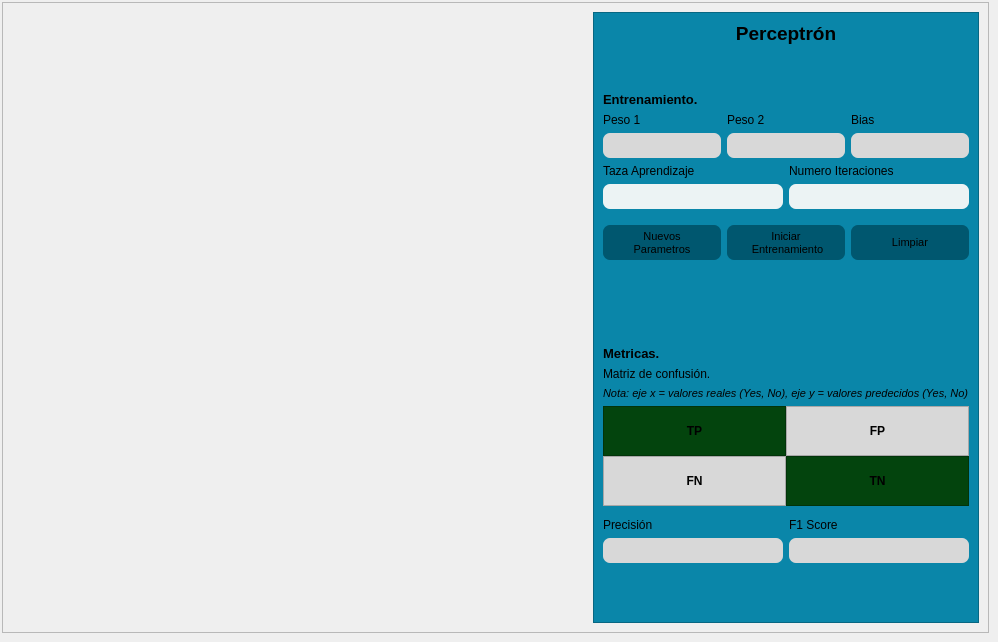
This is module/main.ui in Ship-Codex-U/IA2-P03 as Qt 5 draws it before an edit. The edited form follows.
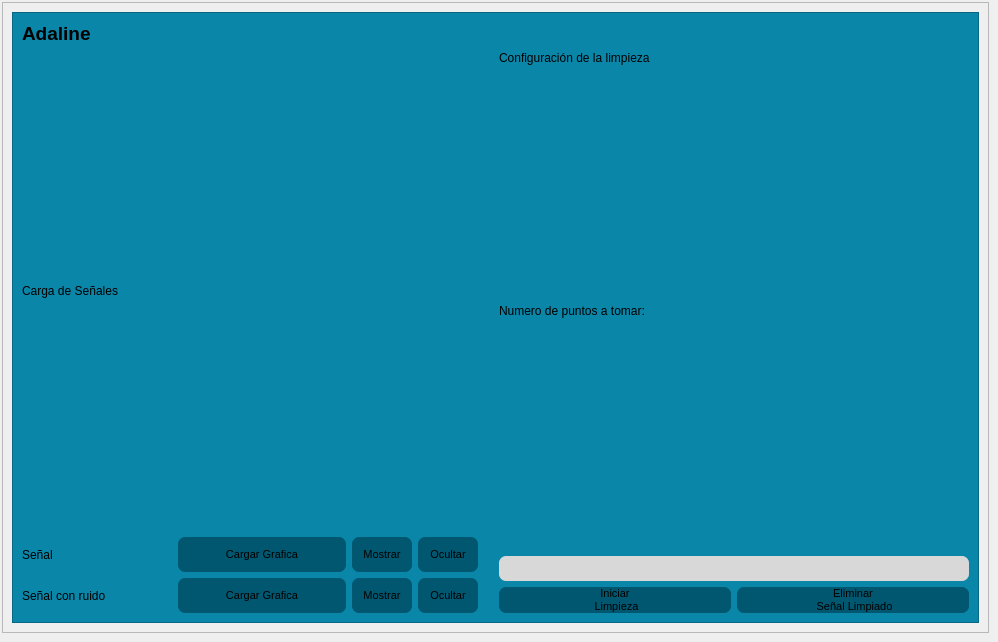
This is the edited form.

Commit message: Interfaz grafica terminada

```diff
--- a/module/main.ui
+++ b/module/main.ui
@@ -51,10 +51,7 @@
       <property name="frameShadow">
        <enum>QFrame::Shadow::Raised</enum>
       </property>
-      <layout class="QHBoxLayout" name="horizontalLayout_5" stretch="4,2">
-       <item>
-        <layout class="QVBoxLayout" name="layout_graphic"/>
-       </item>
+      <layout class="QVBoxLayout" name="verticalLayout_5" stretch="1,3">
        <item>
         <widget class="QFrame" name="frame_2">
          <property name="styleSheet">
@@ -66,7 +63,7 @@
          <property name="frameShadow">
           <enum>QFrame::Shadow::Raised</enum>
          </property>
-         <layout class="QVBoxLayout" name="verticalLayout_6">
+         <layout class="QVBoxLayout" name="verticalLayout_4">
           <item>
            <widget class="QLabel" name="label">
             <property name="font">
@@ -76,137 +73,205 @@
              </font>
             </property>
             <property name="text">
-             <string>Perceptrón</string>
+             <string>Adaline</string>
             </property>
             <property name="alignment">
-             <set>Qt::AlignmentFlag::AlignCenter</set>
+             <set>Qt::AlignmentFlag::AlignLeading|Qt::AlignmentFlag::AlignLeft|Qt::AlignmentFlag::AlignVCenter</set>
             </property>
-           </widget>
-          </item>
-          <item>
-           <spacer name="verticalSpacer">
-            <property name="orientation">
-             <enum>Qt::Orientation::Vertical</enum>
+            <property name="margin">
+             <number>5</number>
             </property>
-            <property name="sizeHint" stdset="0">
-             <size>
-              <width>20</width>
-              <height>40</height>
-             </size>
-            </property>
-           </spacer>
-          </item>
-          <item>
-           <widget class="QLabel" name="label_10">
-            <property name="font">
-             <font>
-              <pointsize>10</pointsize>
-              <bold>true</bold>
-             </font>
-            </property>
-            <property name="text">
-             <string>Entrenamiento.</string>
-            </property>
            </widget>
           </item>
           <item>
-           <layout class="QVBoxLayout" name="verticalLayout_2">
+           <layout class="QHBoxLayout" name="horizontalLayout" stretch="0,0">
             <item>
-             <layout class="QHBoxLayout" name="horizontalLayout_4" stretch="1,1,1">
+             <layout class="QVBoxLayout" name="verticalLayout_2">
+              <property name="rightMargin">
+               <number>15</number>
+              </property>
               <item>
-               <layout class="QVBoxLayout" name="verticalLayout_7">
-                <item>
-                 <widget class="QLabel" name="label_11">
-                  <property name="text">
-                   <string>Peso 1</string>
-                  </property>
-                 </widget>
-                </item>
-                <item>
-                 <widget class="QTextEdit" name="output_weight_01">
-                  <property name="maximumSize">
-                   <size>
-                    <width>16777215</width>
-                    <height>25</height>
-                   </size>
-                  </property>
-                  <property name="styleSheet">
-                   <string notr="true">background-color: rgb(216, 216, 216);</string>
-                  </property>
-                  <property name="tabChangesFocus">
-                   <bool>true</bool>
-                  </property>
-                  <property name="readOnly">
-                   <bool>true</bool>
-                  </property>
-                  <property name="cursorWidth">
-                   <number>0</number>
-                  </property>
-                 </widget>
-                </item>
-               </layout>
+               <widget class="QLabel" name="label_14">
+                <property name="text">
+                 <string>Carga de Señales</string>
+                </property>
+               </widget>
               </item>
               <item>
-               <layout class="QVBoxLayout" name="verticalLayout_8">
-                <item>
+               <layout class="QGridLayout" name="gridLayout">
+                <item row="0" column="0">
                  <widget class="QLabel" name="label_12">
+                  <property name="maximumSize">
+                   <size>
+                    <width>150</width>
+                    <height>16777215</height>
+                   </size>
+                  </property>
                   <property name="text">
-                   <string>Peso 2</string>
+                   <string>Señal</string>
                   </property>
                  </widget>
                 </item>
-                <item>
-                 <widget class="QTextEdit" name="output_weight_02">
+                <item row="0" column="1">
+                 <widget class="QPushButton" name="button_open_signal">
+                  <property name="minimumSize">
+                   <size>
+                    <width>0</width>
+                    <height>35</height>
+                   </size>
+                  </property>
+                  <property name="font">
+                   <font>
+                    <pointsize>8</pointsize>
+                   </font>
+                  </property>
+                  <property name="styleSheet">
+                   <string notr="true">background-color: rgb(0, 87, 111);</string>
+                  </property>
+                  <property name="text">
+                   <string>Cargar Grafica</string>
+                  </property>
+                 </widget>
+                </item>
+                <item row="0" column="2">
+                 <widget class="QPushButton" name="button_show_signal">
+                  <property name="minimumSize">
+                   <size>
+                    <width>0</width>
+                    <height>35</height>
+                   </size>
+                  </property>
                   <property name="maximumSize">
                    <size>
-                    <width>16777215</width>
-                    <height>25</height>
+                    <width>60</width>
+                    <height>16777215</height>
                    </size>
                   </property>
+                  <property name="font">
+                   <font>
+                    <pointsize>8</pointsize>
+                   </font>
+                  </property>
                   <property name="styleSheet">
-                   <string notr="true">background-color: rgb(216, 216, 216);</string>
+                   <string notr="true">background-color: rgb(0, 87, 111);</string>
                   </property>
-                  <property name="tabChangesFocus">
-                   <bool>true</bool>
+                  <property name="text">
+                   <string>Mostrar</string>
                   </property>
-                  <property name="readOnly">
-                   <bool>true</bool>
+                 </widget>
+                </item>
+                <item row="0" column="3">
+                 <widget class="QPushButton" name="button_hide_signal">
+                  <property name="minimumSize">
+                   <size>
+                    <width>0</width>
+                    <height>35</height>
+                   </size>
                   </property>
-                  <property name="cursorWidth">
-                   <number>0</number>
+                  <property name="maximumSize">
+                   <size>
+                    <width>60</width>
+                    <height>16777215</height>
+                   </size>
                   </property>
+                  <property name="font">
+                   <font>
+                    <pointsize>8</pointsize>
+                   </font>
+                  </property>
+                  <property name="styleSheet">
+                   <string notr="true">background-color: rgb(0, 87, 111);</string>
+                  </property>
+                  <property name="text">
+                   <string>Ocultar</string>
+                  </property>
                  </widget>
                 </item>
-               </layout>
-              </item>
-              <item>
-               <layout class="QVBoxLayout" name="verticalLayout_9">
-                <item>
+                <item row="1" column="0">
                  <widget class="QLabel" name="label_13">
+                  <property name="maximumSize">
+                   <size>
+                    <width>150</width>
+                    <height>16777215</height>
+                   </size>
+                  </property>
                   <property name="text">
-                   <string>Bias</string>
+                   <string>Señal con ruido</string>
                   </property>
                  </widget>
                 </item>
-                <item>
-                 <widget class="QTextEdit" name="output_bias">
+                <item row="1" column="1">
+                 <widget class="QPushButton" name="button_open_signal_noisy">
+                  <property name="minimumSize">
+                   <size>
+                    <width>0</width>
+                    <height>35</height>
+                   </size>
+                  </property>
+                  <property name="font">
+                   <font>
+                    <pointsize>8</pointsize>
+                   </font>
+                  </property>
+                  <property name="styleSheet">
+                   <string notr="true">background-color: rgb(0, 87, 111);</string>
+                  </property>
+                  <property name="text">
+                   <string>Cargar Grafica</string>
+                  </property>
+                 </widget>
+                </item>
+                <item row="1" column="2">
+                 <widget class="QPushButton" name="button_show_signa_noisy">
+                  <property name="minimumSize">
+                   <size>
+                    <width>0</width>
+                    <height>35</height>
+                   </size>
+                  </property>
                   <property name="maximumSize">
                    <size>
-                    <width>16777215</width>
-                    <height>25</height>
+                    <width>60</width>
+                    <height>16777215</height>
                    </size>
                   </property>
+                  <property name="font">
+                   <font>
+                    <pointsize>8</pointsize>
+                   </font>
+                  </property>
                   <property name="styleSheet">
-                   <string notr="true">background-color: rgb(216, 216, 216);</string>
+                   <string notr="true">background-color: rgb(0, 87, 111);</string>
                   </property>
-                  <property name="tabChangesFocus">
-                   <bool>true</bool>
+                  <property name="text">
+                   <string>Mostrar</string>
                   </property>
-                  <property name="readOnly">
-                   <bool>true</bool>
+                 </widget>
+                </item>
+                <item row="1" column="3">
+                 <widget class="QPushButton" name="button_hide_signal_noisy">
+                  <property name="minimumSize">
+                   <size>
+                    <width>0</width>
+                    <height>35</height>
+                   </size>
                   </property>
-                  <property name="cursorWidth">
-                   <number>0</number>
+                  <property name="maximumSize">
+                   <size>
+                    <width>60</width>
+                    <height>16777215</height>
+                   </size>
+                  </property>
+                  <property name="font">
+                   <font>
+                    <pointsize>8</pointsize>
+                   </font>
+                  </property>
+                  <property name="styleSheet">
+                   <string notr="true">background-color: rgb(0, 87, 111);</string>
+                  </property>
+                  <property name="text">
+                   <string>Ocultar</string>
                   </property>
                  </widget>
                 </item>
@@ -215,102 +280,61 @@
              </layout>
             </item>
             <item>
-             <layout class="QHBoxLayout" name="horizontalLayout_3" stretch="0,0">
-              <property name="bottomMargin">
-               <number>10</number>
+             <layout class="QVBoxLayout" name="verticalLayout_3">
+              <property name="leftMargin">
+               <number>0</number>
               </property>
               <item>
-               <layout class="QVBoxLayout" name="verticalLayout_12">
-                <item>
-                 <widget class="QLabel" name="label_14">
-                  <property name="text">
-                   <string>Taza Aprendizaje</string>
-                  </property>
-                 </widget>
-                </item>
-                <item>
-                 <widget class="QTextEdit" name="input_alpha">
-                  <property name="maximumSize">
-                   <size>
-                    <width>16777215</width>
-                    <height>25</height>
-                   </size>
-                  </property>
-                  <property name="styleSheet">
-                   <string notr="true">				background-color: rgb(236, 243, 244);</string>
-                  </property>
-                  <property name="tabChangesFocus">
-                   <bool>true</bool>
-                  </property>
-                 </widget>
-                </item>
-               </layout>
+               <widget class="QLabel" name="label_15">
+                <property name="text">
+                 <string>Configuración de la limpieza</string>
+                </property>
+               </widget>
               </item>
               <item>
-               <layout class="QVBoxLayout" name="verticalLayout_14">
-                <item>
-                 <widget class="QLabel" name="label_15">
-                  <property name="text">
-                   <string>Numero Iteraciones</string>
-                  </property>
-                 </widget>
+               <layout class="QGridLayout" name="gridLayout_2">
+                <item row="0" column="0" colspan="2">
+                 <layout class="QVBoxLayout" name="verticalLayout_7">
+                  <item>
+                   <widget class="QLabel" name="label_11">
+                    <property name="text">
+                     <string>Numero de puntos a tomar:</string>
+                    </property>
+                   </widget>
+                  </item>
+                  <item>
+                   <widget class="QTextEdit" name="input_number_points">
+                    <property name="enabled">
+                     <bool>true</bool>
+                    </property>
+                    <property name="maximumSize">
+                     <size>
+                      <width>16777215</width>
+                      <height>25</height>
+                     </size>
+                    </property>
+                    <property name="styleSheet">
+                     <string notr="true">background-color: rgb(216, 216, 216);</string>
+                    </property>
+                    <property name="tabChangesFocus">
+                     <bool>true</bool>
+                    </property>
+                    <property name="readOnly">
+                     <bool>false</bool>
+                    </property>
+                    <property name="cursorWidth">
+                     <number>1</number>
+                    </property>
+                   </widget>
+                  </item>
+                 </layout>
                 </item>
-                <item>
-                 <widget class="QTextEdit" name="input_iterations">
-                  <property name="maximumSize">
-                   <size>
-                    <width>16777215</width>
-                    <height>25</height>
-                   </size>
-                  </property>
-                  <property name="styleSheet">
-                   <string notr="true">				background-color: rgb(236, 243, 244);</string>
-                  </property>
-                  <property name="tabChangesFocus">
-                   <bool>true</bool>
-                  </property>
-                 </widget>
-                </item>
-               </layout>
-              </item>
-             </layout>
-            </item>
-            <item>
-             <layout class="QHBoxLayout" name="horizontalLayout">
-              <item>
-               <layout class="QVBoxLayout" name="verticalLayout_13">
-                <item>
-                 <widget class="QPushButton" name="button_generate_data_new">
+                <item row="1" column="0">
+                 <widget class="QPushButton" name="button_start_clean">
                   <property name="minimumSize">
                    <size>
                     <width>0</width>
-                    <height>35</height>
-                   </size>
-                  </property>
-                  <property name="font">
-                   <font>
-                    <pointsize>8</pointsize>
-                   </font>
-                  </property>
-                  <property name="styleSheet">
-                   <string notr="true">background-color: rgb(0, 87, 111);</string>
-                  </property>
-                  <property name="text">
-                   <string>Nuevos
-Parametros</string>
-                  </property>
-                 </widget>
-                </item>
-               </layout>
-              </item>
-              <item>
-               <layout class="QVBoxLayout" name="verticalLayout_5">
-                <item>
-                 <widget class="QPushButton" name="button_start">
-                  <property name="minimumSize">
-                   <size>
-                    <width>0</width>
-                    <height>35</height>
+                    <height>0</height>
                    </size>
                   </property>
                   <property name="font">
@@ -323,20 +347,16 @@
                   </property>
                   <property name="text">
                    <string>Iniciar 
- Entrenamiento</string>
+ Limpieza</string>
                   </property>
                  </widget>
                 </item>
-               </layout>
-              </item>
-              <item>
-               <layout class="QVBoxLayout" name="verticalLayout_15">
-                <item>
-                 <widget class="QPushButton" name="button_clean">
+                <item row="1" column="1">
+                 <widget class="QPushButton" name="button_erase_signal_clean">
                   <property name="minimumSize">
                    <size>
                     <width>0</width>
-                    <height>35</height>
+                    <height>0</height>
                    </size>
                   </property>
                   <property name="font">
@@ -348,7 +368,8 @@
                    <string notr="true">background-color: rgb(0, 87, 111);</string>
                   </property>
                   <property name="text">
-                   <string>Limpiar</string>
+                   <string>Eliminar 
+ Señal Limpiado</string>
                   </property>
                  </widget>
                 </item>
@@ -358,311 +379,12 @@
             </item>
            </layout>
           </item>
-          <item>
-           <spacer name="verticalSpacer_3">
-            <property name="orientation">
-             <enum>Qt::Orientation::Vertical</enum>
-            </property>
-            <property name="sizeType">
-             <enum>QSizePolicy::Policy::Minimum</enum>
-            </property>
-            <property name="sizeHint" stdset="0">
-             <size>
-              <width>20</width>
-              <height>80</height>
-             </size>
-            </property>
-           </spacer>
-          </item>
-          <item>
-           <layout class="QVBoxLayout" name="verticalLayout_4">
-            <item>
-             <widget class="QLabel" name="label_7">
-              <property name="font">
-               <font>
-                <pointsize>10</pointsize>
-                <bold>true</bold>
-               </font>
-              </property>
-              <property name="text">
-               <string>Metricas.</string>
-              </property>
-             </widget>
-            </item>
-            <item>
-             <layout class="QVBoxLayout" name="verticalLayout_3" stretch="0,0,0">
-              <property name="bottomMargin">
-               <number>6</number>
-              </property>
-              <item>
-               <widget class="QLabel" name="label_18">
-                <property name="text">
-                 <string>Matriz de confusión.</string>
-                </property>
-               </widget>
-              </item>
-              <item>
-               <widget class="QLabel" name="label_19">
-                <property name="font">
-                 <font>
-                  <pointsize>8</pointsize>
-                  <italic>true</italic>
-                 </font>
-                </property>
-                <property name="text">
-                 <string>Nota: eje x = valores reales (Yes, No), eje y = valores predecidos (Yes, No)</string>
-                </property>
-               </widget>
-              </item>
-              <item>
-               <widget class="QWidget" name="widget" native="true">
-                <property name="minimumSize">
-                 <size>
-                  <width>0</width>
-                  <height>100</height>
-                 </size>
-                </property>
-                <property name="styleSheet">
-                 <string notr="true"/>
-                </property>
-                <layout class="QGridLayout" name="gridLayout">
-                 <property name="leftMargin">
-                  <number>0</number>
-                 </property>
-                 <property name="topMargin">
-                  <number>0</number>
-                 </property>
-                 <property name="rightMargin">
-                  <number>0</number>
-                 </property>
-                 <property name="bottomMargin">
-                  <number>0</number>
-                 </property>
-                 <property name="spacing">
-                  <number>0</number>
-                 </property>
-                 <item row="0" column="0">
-                  <widget class="QFrame" name="frame_3">
-                   <property name="styleSheet">
-                    <string notr="true">background-color: rgb(3, 68, 13);</string>
-                   </property>
-                   <property name="frameShape">
-                    <enum>QFrame::Shape::StyledPanel</enum>
-                   </property>
-                   <property name="frameShadow">
-                    <enum>QFrame::Shadow::Raised</enum>
-                   </property>
-                   <layout class="QHBoxLayout" name="horizontalLayout_8">
-                    <item>
-                     <widget class="QLabel" name="output_true_positives">
-                      <property name="font">
-                       <font>
-                        <bold>true</bold>
-                       </font>
-                      </property>
-                      <property name="text">
-                       <string>TP</string>
-                      </property>
-                      <property name="alignment">
-                       <set>Qt::AlignmentFlag::AlignCenter</set>
-                      </property>
-                     </widget>
-                    </item>
-                   </layout>
-                  </widget>
-                 </item>
-                 <item row="0" column="1">
-                  <widget class="QFrame" name="frame_4">
-                   <property name="styleSheet">
-                    <string notr="true">background-color: rgb(216, 216, 216);</string>
-                   </property>
-                   <property name="frameShape">
-                    <enum>QFrame::Shape::StyledPanel</enum>
-                   </property>
-                   <property name="frameShadow">
-                    <enum>QFrame::Shadow::Raised</enum>
-                   </property>
-                   <layout class="QHBoxLayout" name="horizontalLayout_2">
-                    <item>
-                     <widget class="QLabel" name="output_false_positives">
-                      <property name="font">
-                       <font>
-                        <bold>true</bold>
-                       </font>
-                      </property>
-                      <property name="styleSheet">
-                       <string notr="true">color: rgb(0, 0, 0);</string>
-                      </property>
-                      <property name="text">
-                       <string>FP</string>
-                      </property>
-                      <property name="alignment">
-                       <set>Qt::AlignmentFlag::AlignCenter</set>
-                      </property>
-                     </widget>
-                    </item>
-                   </layout>
-                  </widget>
-                 </item>
-                 <item row="1" column="0">
-                  <widget class="QFrame" name="frame_5">
-                   <property name="styleSheet">
-                    <string notr="true">background-color: rgb(216, 216, 216);</string>
-                   </property>
-                   <property name="frameShape">
-                    <enum>QFrame::Shape::StyledPanel</enum>
-                   </property>
-                   <property name="frameShadow">
-                    <enum>QFrame::Shadow::Raised</enum>
-                   </property>
-                   <layout class="QHBoxLayout" name="horizontalLayout_7">
-                    <item>
-                     <widget class="QLabel" name="output_false_negatives">
-                      <property name="font">
-                       <font>
-                        <bold>true</bold>
-                       </font>
-                      </property>
-                      <property name="styleSheet">
-                       <string notr="true">color: rgb(0, 0, 0);</string>
-                      </property>
-                      <property name="text">
-                       <string>FN</string>
-                      </property>
-                      <property name="alignment">
-                       <set>Qt::AlignmentFlag::AlignCenter</set>
-                      </property>
-                     </widget>
-                    </item>
-                   </layout>
-                  </widget>
-                 </item>
-                 <item row="1" column="1">
-                  <widget class="QFrame" name="frame_6">
-                   <property name="styleSheet">
-                    <string notr="true">background-color: rgb(3, 68, 13);</string>
-                   </property>
-                   <property name="frameShape">
-                    <enum>QFrame::Shape::StyledPanel</enum>
-                   </property>
-                   <property name="frameShadow">
-                    <enum>QFrame::Shadow::Raised</enum>
-                   </property>
-                   <layout class="QHBoxLayout" name="horizontalLayout_6">
-                    <item>
-                     <widget class="QLabel" name="output_true_negatives">
-                      <property name="font">
-                       <font>
-                        <bold>true</bold>
-                       </font>
-                      </property>
-                      <property name="text">
-                       <string>TN</string>
-                      </property>
-                      <property name="alignment">
-                       <set>Qt::AlignmentFlag::AlignCenter</set>
-                      </property>
-                     </widget>
-                    </item>
-                   </layout>
-                  </widget>
-                 </item>
-                </layout>
-               </widget>
-              </item>
-             </layout>
-            </item>
-            <item>
-             <layout class="QHBoxLayout" name="horizontalLayout_9" stretch="0,0">
-              <property name="bottomMargin">
-               <number>10</number>
-              </property>
-              <item>
-               <layout class="QVBoxLayout" name="verticalLayout_16">
-                <item>
-                 <widget class="QLabel" name="label_16">
-                  <property name="text">
-                   <string>Precisión</string>
-                  </property>
-                 </widget>
-                </item>
-                <item>
-                 <widget class="QTextEdit" name="output_precision">
-                  <property name="maximumSize">
-                   <size>
-                    <width>16777215</width>
-                    <height>25</height>
-                   </size>
-                  </property>
-                  <property name="styleSheet">
-                   <string notr="true">background-color: rgb(216, 216, 216);</string>
-                  </property>
-                  <property name="tabChangesFocus">
-                   <bool>true</bool>
-                  </property>
-                  <property name="readOnly">
-                   <bool>false</bool>
-                  </property>
-                  <property name="cursorWidth">
-                   <number>0</number>
-                  </property>
-                 </widget>
-                </item>
-               </layout>
-              </item>
-              <item>
-               <layout class="QVBoxLayout" name="verticalLayout_17">
-                <item>
-                 <widget class="QLabel" name="label_17">
-                  <property name="text">
-                   <string>F1 Score</string>
-                  </property>
-                 </widget>
-                </item>
-                <item>
-                 <widget class="QTextEdit" name="output_f1_score">
-                  <property name="maximumSize">
-                   <size>
-                    <width>16777215</width>
-                    <height>25</height>
-                   </size>
-                  </property>
-                  <property name="styleSheet">
-                   <string notr="true">background-color: rgb(216, 216, 216);</string>
-                  </property>
-                  <property name="tabChangesFocus">
-                   <bool>true</bool>
-                  </property>
-                  <property name="readOnly">
-                   <bool>true</bool>
-                  </property>
-                  <property name="cursorWidth">
-                   <number>0</number>
-                  </property>
-                 </widget>
-                </item>
-               </layout>
-              </item>
-             </layout>
-            </item>
-           </layout>
-          </item>
-          <item>
-           <spacer name="verticalSpacer_2">
-            <property name="orientation">
-             <enum>Qt::Orientation::Vertical</enum>
-            </property>
-            <property name="sizeHint" stdset="0">
-             <size>
-              <width>20</width>
-              <height>40</height>
-             </size>
-            </property>
-           </spacer>
-          </item>
          </layout>
         </widget>
        </item>
+       <item>
+        <layout class="QVBoxLayout" name="layout_graphic"/>
+       </item>
       </layout>
      </widget>
     </item>
```
The commit also changes 2 other files.
